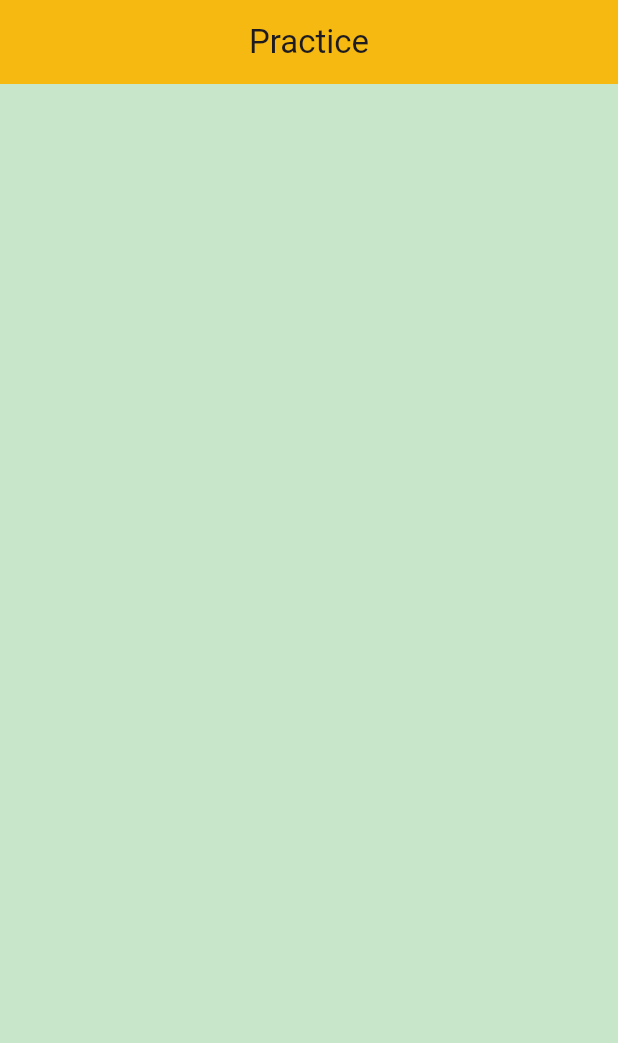
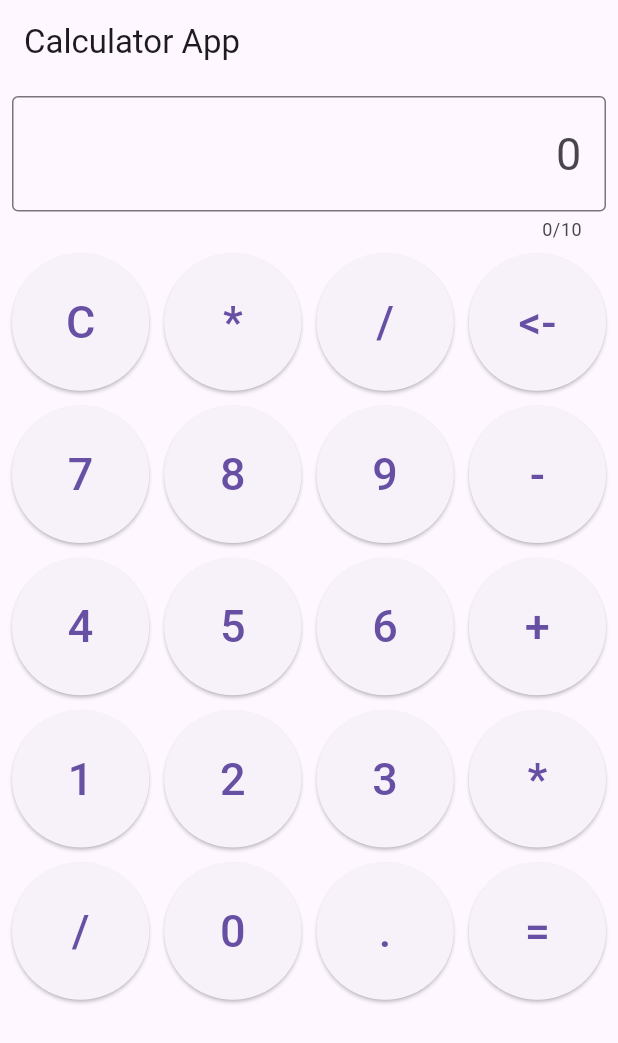
Before and after one commit to ChewanRai1/AppdevClass, a Flutter app: the screen it shows after launch, on a phone screen of 412 x 824 dp. Shown: the top 1043 px of the screen. Run offline on Flutter 3.47's test engine with Material 3 defaults, Android fonts, the phone set to English and light mode, and no system bars.

Commit message:
Calculator by sir

```diff
--- /dev/null
+++ b/lib/Screen/calculatorr_screen.dart
@@ -0,0 +1,135 @@
+import 'package:flutter/material.dart';
+import 'package:flutter/services.dart';
+
+class CalculatorrScreen extends StatefulWidget {
+  const CalculatorrScreen({super.key});
+
+  @override
+  State<CalculatorrScreen> createState() => _CalculatorScreenState();
+}
+
+class _CalculatorScreenState extends State<CalculatorrScreen> {
+  final TextEditingController _numController = TextEditingController();
+  int first = 0;
+  int second = 0;
+  final List<String> lstOperatorNumber = [
+    "C",
+    "*",
+    "/",
+    "<-",
+    "7",
+    "8",
+    "9",
+    "-",
+    "4",
+    "5",
+    "6",
+    "+",
+    "1",
+    "2",
+    "3",
+    "*",
+    "/",
+    "0",
+    ".",
+    "=",
+  ];
+
+  final List<String> lstOperator = [
+    "+",
+    "-",
+    "*",
+    "/",
+  ];
+  String operator = "";
+  int noOfButtons = 4;
+
+  @override
+  Widget build(BuildContext context) {
+    return Scaffold(
+      appBar: AppBar(
+        title: const Text('Calculator App'),
+      ),
+      body: Padding(
+        padding: const EdgeInsets.all(8.0),
+        child: Column(
+          children: [
+            TextFormField(
+              style: const TextStyle(fontSize: 30),
+              textAlign: TextAlign.end,
+              controller: _numController,
+              // limit the character to 10 digit
+              maxLength: 10,
+              // show the num keyboard
+              keyboardType: TextInputType.number,
+              // do not allow charater typing
+              inputFormatters: [
+                FilteringTextInputFormatter.digitsOnly,
+              ],
+              decoration: const InputDecoration(
+                hintText: '0',
+                border: OutlineInputBorder(),
+              ),
+            ),
+            const SizedBox(
+              height: 8,
+            ),
+            Expanded(
+              child: GridView.builder(
+                gridDelegate: SliverGridDelegateWithFixedCrossAxisCount(
+                  crossAxisCount: noOfButtons,
+                  crossAxisSpacing: 10,
+                  mainAxisSpacing: 10,
+                ),
+                itemCount: lstOperatorNumber.length,
+                itemBuilder: (context, index) {
+                  return ElevatedButton(
+                    onPressed: () {
+                      if (lstOperatorNumber[index] == "C") {
+                        _numController.text = "";
+                      } else if (lstOperatorNumber[index] == "<-") {
+                        _numController.text = _numController.text
+                            .substring(0, _numController.text.length - 1);
+                      } else if (lstOperator
+                          .contains(lstOperatorNumber[index])) {
+                        if (lstOperatorNumber[index] == "+" ||
+                            lstOperatorNumber[index] == "-" ||
+                            lstOperatorNumber[index] == "*" ||
+                            lstOperatorNumber[index] == "/") {
+                          // Set the operator
+                          operator = lstOperatorNumber[index];
+                          // set the first value to first variable
+                          first = int.parse(_numController.text);
+                          _numController.text = "";
+                        }
+                      } else if (lstOperatorNumber[index] == "=") {
+                        second = int.parse(_numController.text);
+
+                        // check for the operator and do the calculation
+                        if (operator == "+") {
+                          _numController.text = (first + second).toString();
+                        } else if (operator == "-") {
+                          _numController.text = (first - second).toString();
+                        } else if (operator == "*") {
+                          _numController.text = (first * second).toString();
+                        } else if (operator == "/") {
+                          _numController.text = (first / second).toString();
+                        }
+                      } else {
+                        _numController.text += lstOperatorNumber[index];
+                      }
+                    },
+                    child: Text(
+                      lstOperatorNumber[index],
+                      style: const TextStyle(fontSize: 30),
+                    ),
+                  );
+                },
+              ),
+            ),
+          ],
+        ),
+      ),
+    );
+  }
+}
--- a/lib/app/app.dart
+++ b/lib/app/app.dart
@@ -1,8 +1,10 @@
 // import 'package:flutter_application_1/Screen/add_two_no.dart';
 // import 'package:flutter_application_1/screen/hello_world_screen.dart';
 import 'package:flutter/material.dart';
+import 'package:flutter_application_1/Screen/calculatorr_screen.dart';
 import 'package:flutter_application_1/Screen/simple_interest.dart';
 import 'package:flutter_application_1/Screen/task_screen.dart';
+import 'package:flutter_application_1/Screen/taskk_screen.dart';
 // import 'package:flutter_application_1/Screen/student_details_screen.dart';
 // import 'package:flutter_application_1/Screen/arithmetic_screen.dart';
 
@@ -12,7 +14,7 @@ class App extends StatelessWidget {
   @override
   Widget build(BuildContext context) {
     return const MaterialApp(
-      home: TaskScreen(),
+      home: CalculatorrScreen(),
     );
   }
 }
```
Also changed, not shown: lib/Screen/taskk_screen.dart (added, +184 -0 lines).
